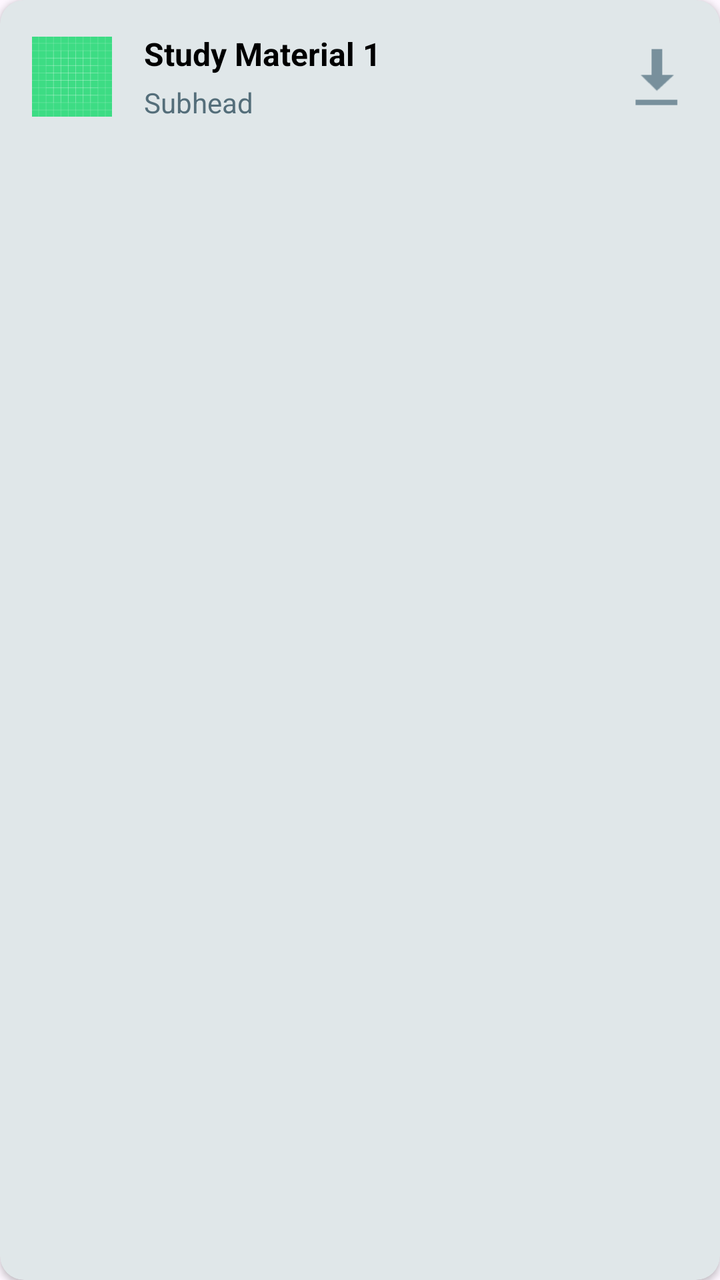
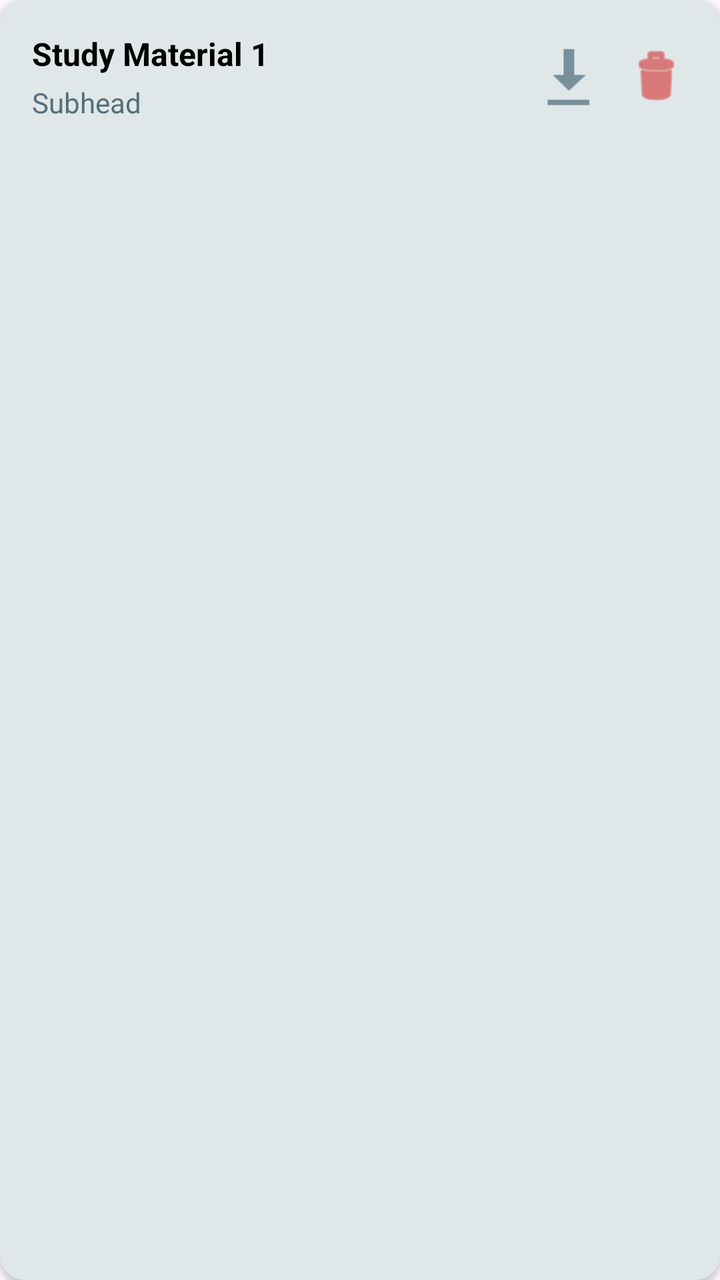

Two renders of the same Android screen: before a commit and after it. Below are the layout's source before the change and the commit's diff.
<!-- AndroidManifest.xml: application theme Theme.StudyBuddy -->
<!-- res/layout/item_material.xml -->
<?xml version="1.0" encoding="utf-8"?>
<androidx.cardview.widget.CardView xmlns:android="http://schemas.android.com/apk/res/android"
    xmlns:app="http://schemas.android.com/apk/res-auto"
    xmlns:tools="http://schemas.android.com/tools"
    android:layout_width="match_parent"
    android:layout_height="wrap_content"
    android:layout_margin="8dp"
    app:cardBackgroundColor="#E0E7E9"
    app:cardCornerRadius="12dp"
    app:cardElevation="2dp">

    <androidx.constraintlayout.widget.ConstraintLayout
        android:layout_width="match_parent"
        android:layout_height="wrap_content"
        android:padding="16dp">

        <ImageView
            android:id="@+id/iconMaterial"
            android:layout_width="40dp"
            android:layout_height="40dp"
            android:background="@drawable/ic_launcher_background"
            android:contentDescription="Material Icon"
            app:layout_constraintBottom_toBottomOf="parent"
            app:layout_constraintStart_toStartOf="parent"
            app:layout_constraintTop_toTopOf="parent"
            app:tint="#37474F" />

        <TextView
            android:id="@+id/materialTitle"
            android:layout_width="0dp"
            android:layout_height="wrap_content"
            android:layout_marginStart="16dp"
            android:layout_marginEnd="8dp"
            android:text="Study Material 1"
            android:textColor="#000000"
            android:textSize="16sp"
            android:textStyle="bold"
            app:layout_constraintEnd_toStartOf="@+id/btnDownload"
            app:layout_constraintStart_toEndOf="@+id/iconMaterial"
            app:layout_constraintTop_toTopOf="parent" />

        <TextView
            android:id="@+id/materialSubhead"
            android:layout_width="0dp"
            android:layout_height="wrap_content"
            android:layout_marginStart="16dp"
            android:layout_marginTop="4dp"
            android:layout_marginEnd="8dp"
            android:text="Subhead"
            android:textColor="#546E7A"
            android:textSize="14sp"
            app:layout_constraintEnd_toStartOf="@+id/btnDownload"
            app:layout_constraintStart_toEndOf="@+id/iconMaterial"
            app:layout_constraintTop_toBottomOf="@+id/materialTitle" />

        <ImageView
            android:id="@+id/btnDownload"
            android:layout_width="32dp"
            android:layout_height="32dp"
            android:src="@android:drawable/stat_sys_download"
            app:layout_constraintBottom_toBottomOf="parent"
            app:layout_constraintEnd_toEndOf="parent"
            app:layout_constraintTop_toTopOf="parent"
            app:tint="#78909C" />

    </androidx.constraintlayout.widget.ConstraintLayout>

</androidx.cardview.widget.CardView>
<!-- resources referenced by this layout -->
<resources>
  <!-- drawable ic_launcher_background: vector/xml drawable (drawable, 4866 chars, omitted) -->
  <style name="Theme.StudyBuddy" parent="Base.Theme.StudyBuddy" />
  <style name="Base.Theme.StudyBuddy" parent="Theme.Material3.DayNight.NoActionBar">
          
          
      </style>
</resources>

<!-- the commit's change to res/layout/item_material.xml (unified diff, before → after) -->
@@ -14,55 +14,51 @@
         android:layout_height="wrap_content"
         android:padding="16dp">
 
-        <ImageView
-            android:id="@+id/iconMaterial"
-            android:layout_width="40dp"
-            android:layout_height="40dp"
-            android:background="@drawable/ic_launcher_background"
-            android:contentDescription="Material Icon"
-            app:layout_constraintBottom_toBottomOf="parent"
-            app:layout_constraintStart_toStartOf="parent"
-            app:layout_constraintTop_toTopOf="parent"
-            app:tint="#37474F" />
-
         <TextView
             android:id="@+id/materialTitle"
             android:layout_width="0dp"
             android:layout_height="wrap_content"
-            android:layout_marginStart="16dp"
             android:layout_marginEnd="8dp"
             android:text="Study Material 1"
             android:textColor="#000000"
             android:textSize="16sp"
             android:textStyle="bold"
             app:layout_constraintEnd_toStartOf="@+id/btnDownload"
-            app:layout_constraintStart_toEndOf="@+id/iconMaterial"
+            app:layout_constraintStart_toStartOf="parent"
             app:layout_constraintTop_toTopOf="parent" />
 
         <TextView
             android:id="@+id/materialSubhead"
             android:layout_width="0dp"
             android:layout_height="wrap_content"
-            android:layout_marginStart="16dp"
             android:layout_marginTop="4dp"
             android:layout_marginEnd="8dp"
             android:text="Subhead"
             android:textColor="#546E7A"
             android:textSize="14sp"
             app:layout_constraintEnd_toStartOf="@+id/btnDownload"
-            app:layout_constraintStart_toEndOf="@+id/iconMaterial"
+            app:layout_constraintStart_toStartOf="parent"
             app:layout_constraintTop_toBottomOf="@+id/materialTitle" />
 
         <ImageView
             android:id="@+id/btnDownload"
             android:layout_width="32dp"
             android:layout_height="32dp"
+            android:layout_marginEnd="12dp"
             android:src="@android:drawable/stat_sys_download"
+            app:layout_constraintBottom_toBottomOf="parent"
+            app:layout_constraintEnd_toStartOf="@+id/btnDelete"
+            app:layout_constraintTop_toTopOf="parent"
+            app:tint="#78909C" />
+
+        <ImageView
+            android:id="@+id/btnDelete"
+            android:layout_width="32dp"
+            android:layout_height="32dp"
+            android:src="@android:drawable/ic_menu_delete"
             app:layout_constraintBottom_toBottomOf="parent"
             app:layout_constraintEnd_toEndOf="parent"
             app:layout_constraintTop_toTopOf="parent"
-            app:tint="#78909C" />
-
-    </androidx.constraintlayout.widget.ConstraintLayout>
+            app:tint="#D32F2F" /> </androidx.constraintlayout.widget.ConstraintLayout>
 
 </androidx.cardview.widget.CardView>
<!-- resource entries referenced after the edit -->
@@ -1,6 +1,5 @@
 <!-- resources referenced by this layout -->
 <resources>
-  <!-- drawable ic_launcher_background: vector/xml drawable (drawable, 4866 chars, omitted) -->
   <style name="Theme.StudyBuddy" parent="Base.Theme.StudyBuddy" />
   <style name="Base.Theme.StudyBuddy" parent="Theme.Material3.DayNight.NoActionBar">
           
